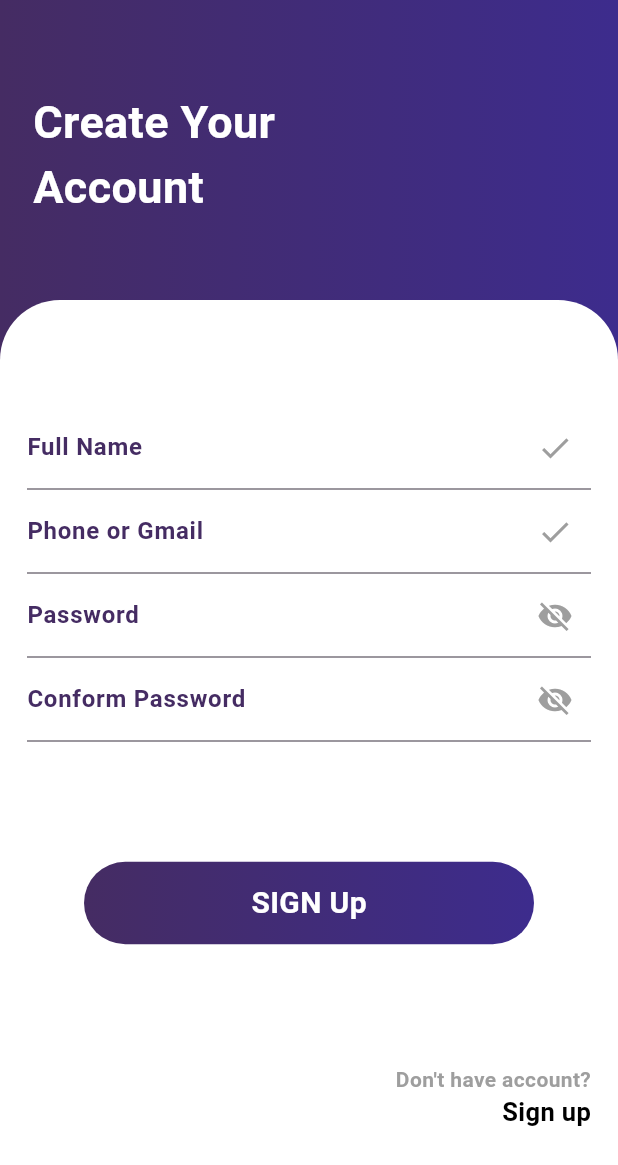
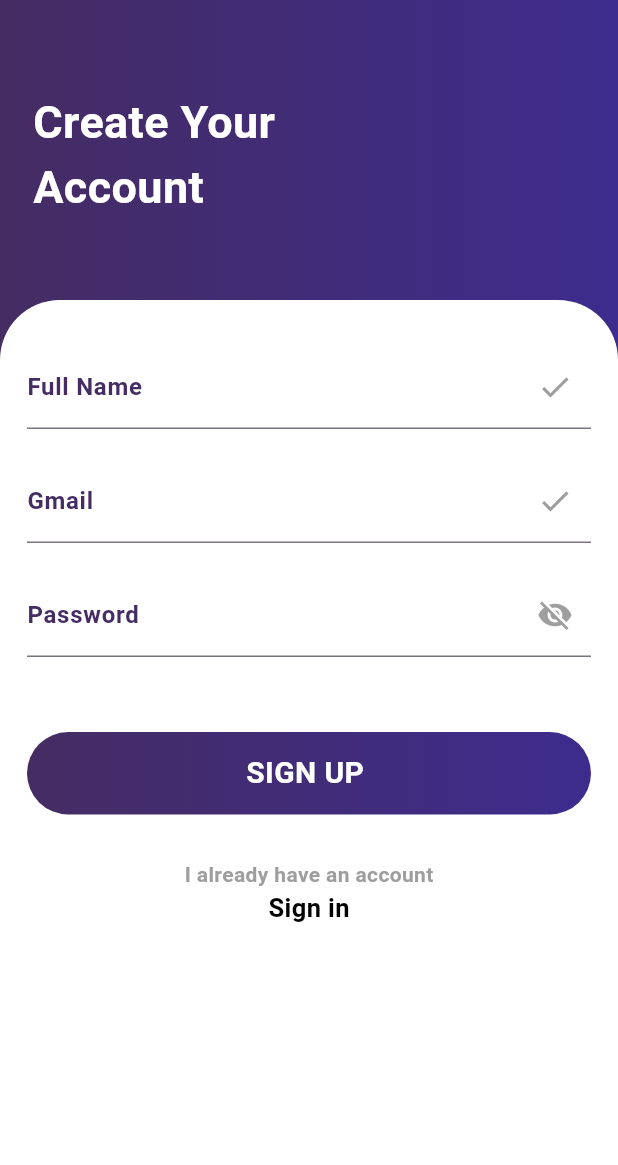
Before and after one commit to AhmedElngar07/Wellio, a Flutter app: the RegScreen screen opened directly, on a phone screen of 412 x 824 dp. Shown: the top 1165 px of the screen. Run offline on Flutter 3.47's test engine with Material 2 defaults, Android fonts, the phone set to English and light mode, and no system bars; Roboto replaces fonts that are missing (inter).

Commit message:
Save local changes

```diff
--- a/lib/Screens/Register.dart
+++ b/lib/Screens/Register.dart
@@ -1,23 +1,33 @@
 import 'package:flutter/material.dart';
+import 'package:wellio/Screens/Login.dart';
+import 'package:wellio/Widgets/TextField.dart';
+import 'package:wellio/Widgets/buttom.dart';
 
-class RegScreen extends StatelessWidget {
+
+class RegScreen extends StatefulWidget {
   const RegScreen({Key? key}) : super(key: key);
 
   @override
+  State<RegScreen> createState() => _RegScreenState();
+}
+
+class _RegScreenState extends State<RegScreen> {
+  @override
   Widget build(BuildContext context) {
     return Scaffold(
+      resizeToAvoidBottomInset: true, // Avoid overflow when keyboard is shown
       body: Stack(
         children: [
+
           Container(
             height: double.infinity,
             width: double.infinity,
             decoration: const BoxDecoration(
-                gradient: LinearGradient(colors: [
-                  // Color(0xffB81736),
-                  // Color(0xff281537),
+              gradient: LinearGradient(
+                colors: [
                   Color(0xff452C63),
-                  Color(0xff3D2C8D)
-                ]),
+                  Color(0xff3D2C8D)],
+              ),
             ),
             child: const Padding(
               padding: EdgeInsets.only(top: 60.0, left: 22),
@@ -26,115 +36,100 @@ class RegScreen extends StatelessWidget {
                 style: TextStyle(
                   fontSize: 30,
                   color: Colors.white,
-                      fontWeight: FontWeight.bold),
+                  fontWeight: FontWeight.bold,
                 ),
               ),
             ),
+          ),
+          // Foreground content
           Padding(
             padding: const EdgeInsets.only(top: 200.0),
             child: Container(
+              height: double.infinity,
+              width: double.infinity,
               decoration: const BoxDecoration(
                 borderRadius: BorderRadius.only(
-                      topLeft: Radius.circular(40), topRight: Radius.circular(40)),
+                  topLeft: Radius.circular(40),
+                  topRight: Radius.circular(40),
+                ),
                 color: Colors.white,
               ),
-                height: double.infinity,
-                width: double.infinity,
-                child:  Padding(
-                  padding: const EdgeInsets.only(left: 18.0,right: 18),
+              child: SingleChildScrollView(
+                padding: const EdgeInsets.symmetric(horizontal: 18.0),
                 child: Column(
-                    mainAxisAlignment: MainAxisAlignment.center,
+                  mainAxisSize: MainAxisSize.min,
                   children: [
-                      const TextField(
-                        decoration: InputDecoration(
-                            suffixIcon: Icon(Icons.check,color: Colors.grey,),
-                            label: Text('Full Name',style: TextStyle(
+                    const SizedBox(height: 30),
+                    // Full Name Field
+                    const CustomerTextField(
+                      label: 'Full Name',
+                      icon: Icons.check,
+                    ),
+                    const SizedBox(height: 20),
+                    // Email or Phone Field
+                    const CustomerTextField(
+                      label: 'Gmail',
+                      icon: Icons.check,
+                    ),
+                    const SizedBox(height: 20),
+                    // Password Field
+                    const CustomerTextField(
+                      label: 'Password',
+                      icon: Icons.visibility_off,
+                      obscureText: true,
+                    ),
+                    const SizedBox(height: 20),
+                    // Confirm Password Field
+
+                    const SizedBox(height: 30),
+                    // Sign Up Button
+
+                      CustomButton(
+                        text: 'SIGN UP ',
+                        onTap: () {  },
+                      ),
+                    const SizedBox(height: 30),
+                    // Already Have an Account
+                    Align(
+                      alignment: Alignment.center,
+                      child: Column(
+                        children: [
+                          const Text(
+                            "I already have an account",
+                            style: TextStyle(
                               fontWeight: FontWeight.bold,
-                              // color:Color(0xffB81736),
-                              color:Color(0xff452C63),
-                            ),)
+                              color: Colors.grey,
                             ),
                           ),
-                      const TextField(
-                        decoration: InputDecoration(
-                            suffixIcon: Icon(Icons.check,color: Colors.grey,),
-                            label: Text('Phone or Gmail',style: TextStyle(
+                          GestureDetector(
+                            onTap: () {
+                              // Navigate to LoginScreen
+                              Navigator.push(
+                                context,
+                                MaterialPageRoute(
+                                  builder: (context) => const LoginScreen(),
+                                ),
+                              );
+                            },
+                            child: const Text(
+                              "Sign in",
+                              style: TextStyle(
                                 fontWeight: FontWeight.bold,
-                              // color:Color(0xffB81736),
-                              color:Color(0xff452C63),
-                            ),)
+                                fontSize: 17,
+                                color: Colors.black,
                               ),
                             ),
-                      const TextField(
-                        decoration: InputDecoration(
-                            suffixIcon: Icon(Icons.visibility_off,color: Colors.grey,),
-                            label: Text('Password',style: TextStyle(
-                              fontWeight: FontWeight.bold,
-                              // color:Color(0xffB81736),
-                              color:Color(0xff452C63),
-
-                            ),)
+                          ),
+                        ],
                       ),
                     ),
-                      const TextField(
-                        decoration: InputDecoration(
-                            suffixIcon: Icon(Icons.visibility_off,color: Colors.grey,),
-                            label: Text('Conform Password',style: TextStyle(
-                              fontWeight: FontWeight.bold,
-                              // color:Color(0xffB81736),
-                              color:Color(0xff452C63),
-
-                            ),)
-                        ),
-                      ),
-
-                      const SizedBox(height: 10,),
-                      const SizedBox(height: 70,),
-                      Container(
-                        height: 55,
-                        width: 300,
-                        decoration: BoxDecoration(
-                          borderRadius: BorderRadius.circular(30),
-                          gradient: const LinearGradient(
-                              colors: [
-                                // Color(0xffB81736),
-                                // Color(0xff281537),
-                                Color(0xff452C63),
-                                Color(0xff3D2C8D)
-                              ]
-                          ),
-                        ),
-                        child: const Center(child: Text('SIGN Up',style: TextStyle(
-                            fontWeight: FontWeight.bold,
-                            fontSize: 20,
-                            color: Colors.white
-                        ),),),
-                      ),
-                      const SizedBox(height: 80,),
-                      const Align(
-                        alignment: Alignment.bottomRight,
-                        child: Column(
-                          mainAxisAlignment: MainAxisAlignment.end,
-                          crossAxisAlignment: CrossAxisAlignment.end,
-                          children: [
-                            Text("Don't have account?",style: TextStyle(
-                                fontWeight: FontWeight.bold,
-                                color: Colors.grey
-                            ),),
-                            Text("Sign up",style: TextStyle(
-                                fontWeight: FontWeight.bold,
-                                fontSize: 17,
-                                color: Colors.black
-                            ),),
-                          ],
-                        ),
-                      )
                   ],
                 ),
               ),
             ),
           ),
         ],
-        ));
+      ),
+    );
   }
 }
--- /dev/null
+++ b/lib/Widgets/TextField.dart
@@ -0,0 +1,31 @@
+import 'package:flutter/material.dart';
+
+class CustomerTextField extends StatelessWidget {
+  final String label;
+  final IconData icon;
+  final bool obscureText;
+
+  const CustomerTextField({
+    required this.label,
+    required this.icon,
+    this.obscureText = false,
+  }) ;
+
+
+  @override
+  Widget build(BuildContext context) {
+    return TextField(
+      obscureText: obscureText,
+      decoration: InputDecoration(
+        suffixIcon: Icon(icon, color: Colors.grey),
+        label: Text(
+          label,
+          style: const TextStyle(
+            fontWeight: FontWeight.bold,
+            color: Color(0xff452C63),
+          ),
+        ),
+      ),
+    );
+  }
+}
--- /dev/null
+++ b/lib/Widgets/buttom.dart
@@ -0,0 +1,39 @@
+import 'package:flutter/material.dart';
+
+class CustomButton extends StatelessWidget {
+  final String text;
+  final VoidCallback onTap;
+
+  const CustomButton({
+
+    required this.text,
+    required this.onTap,
+  }) ;
+
+  @override
+  Widget build(BuildContext context) {
+    return GestureDetector(
+      onTap: onTap,
+      child: Container(
+        height: 55,
+        width: double.infinity,
+        decoration: BoxDecoration(
+          borderRadius: BorderRadius.circular(30),
+          gradient: const LinearGradient(
+            colors: [Color(0xff452C63), Color(0xff3D2C8D)],
+          ),
+        ),
+        child: Center(
+          child: Text(
+            text,
+            style: const TextStyle(
+              fontWeight: FontWeight.bold,
+              fontSize: 20,
+              color: Colors.white,
+            ),
+          ),
+        ),
+      ),
+    );
+  }
+}
--- a/lib/main.dart
+++ b/lib/main.dart
@@ -22,6 +22,7 @@ class MyApp extends StatelessWidget {
         fontFamily: ('inter'),
         useMaterial3: true,
       ),
+
       home:const WelcomeScreen(),
     );
   }
--- a/pubspec.yaml
+++ b/pubspec.yaml
@@ -37,6 +37,7 @@ dependencies:
   # The following adds the Cupertino Icons font to your application.
   # Use with the CupertinoIcons class for iOS style icons.
   cupertino_icons: ^1.0.2
+  firebase_core: ^3.8.0
 
 
 dev_dependencies:
```
Also changed, not shown: lib/Screens/Login.dart (+88 -69 lines), lib/Screens/Welcome.dart (+7 -2 lines), pubspec.lock, 1 other file. Lines whose indentation alone changed are shown as unchanged.
